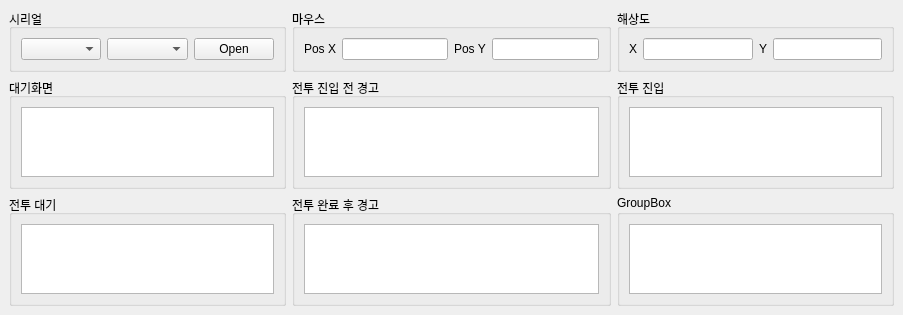
Before: the Qt Designer form UI/test.ui in KimByungSu1/pythonProject, drawn with Qt 5.
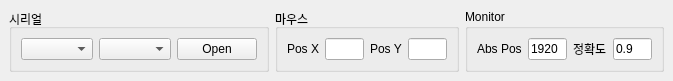
After: the same form once the commit is applied.

Patch:
```diff
--- a/UI/test.ui
+++ b/UI/test.ui
@@ -6,8 +6,8 @@
    <rect>
     <x>0</x>
     <y>0</y>
-    <width>903</width>
-    <height>299</height>
+    <width>673</width>
+    <height>73</height>
    </rect>
   </property>
   <property name="windowTitle">
@@ -15,78 +15,6 @@
   </property>
   <widget class="QWidget" name="centralwidget">
    <layout class="QGridLayout" name="gridLayout">
-    <item row="2" column="1">
-     <widget class="QGroupBox" name="groupBox_5">
-      <property name="title">
-       <string>전투 완료 후 경고</string>
-      </property>
-      <layout class="QVBoxLayout" name="verticalLayout_5">
-       <item>
-        <widget class="QListWidget" name="lw_battleAfterWarning"/>
-       </item>
-      </layout>
-     </widget>
-    </item>
-    <item row="1" column="0">
-     <widget class="QGroupBox" name="groupBox">
-      <property name="title">
-       <string>대기화면</string>
-      </property>
-      <layout class="QVBoxLayout" name="verticalLayout">
-       <item>
-        <widget class="QListWidget" name="lw_wait"/>
-       </item>
-      </layout>
-     </widget>
-    </item>
-    <item row="1" column="1">
-     <widget class="QGroupBox" name="groupBox_2">
-      <property name="title">
-       <string>전투 진입 전 경고</string>
-      </property>
-      <layout class="QVBoxLayout" name="verticalLayout_2">
-       <item>
-        <widget class="QListWidget" name="lw_battleWarning"/>
-       </item>
-      </layout>
-     </widget>
-    </item>
-    <item row="1" column="2">
-     <widget class="QGroupBox" name="groupBox_3">
-      <property name="title">
-       <string>전투 진입</string>
-      </property>
-      <layout class="QVBoxLayout" name="verticalLayout_3">
-       <item>
-        <widget class="QListWidget" name="lw_battle"/>
-       </item>
-      </layout>
-     </widget>
-    </item>
-    <item row="2" column="0">
-     <widget class="QGroupBox" name="groupBox_4">
-      <property name="title">
-       <string>전투 대기</string>
-      </property>
-      <layout class="QVBoxLayout" name="verticalLayout_4">
-       <item>
-        <widget class="QListWidget" name="lw_battleWait"/>
-       </item>
-      </layout>
-     </widget>
-    </item>
-    <item row="2" column="2">
-     <widget class="QGroupBox" name="groupBox_6">
-      <property name="title">
-       <string>GroupBox</string>
-      </property>
-      <layout class="QVBoxLayout" name="verticalLayout_7">
-       <item>
-        <widget class="QListWidget" name="listWidget_7"/>
-       </item>
-      </layout>
-     </widget>
-    </item>
     <item row="0" column="0">
      <widget class="QGroupBox" name="groupBox_7">
       <property name="title">
@@ -141,28 +69,36 @@
     <item row="0" column="2">
      <widget class="QGroupBox" name="groupBox_9">
       <property name="title">
-       <string>해상도</string>
+       <string>Monitor</string>
       </property>
       <layout class="QGridLayout" name="gridLayout_4">
        <item row="0" column="0">
         <widget class="QLabel" name="label_3">
          <property name="text">
-          <string>X</string>
+          <string>Abs Pos</string>
          </property>
         </widget>
        </item>
        <item row="0" column="1">
-        <widget class="QLineEdit" name="le_progX"/>
+        <widget class="QLineEdit" name="le_monitorPos">
+         <property name="text">
+          <string>1920</string>
+         </property>
+        </widget>
        </item>
        <item row="0" column="2">
         <widget class="QLabel" name="label_4">
          <property name="text">
-          <string>Y</string>
+          <string>정확도</string>
          </property>
         </widget>
        </item>
        <item row="0" column="3">
-        <widget class="QLineEdit" name="le_progY"/>
+        <widget class="QLineEdit" name="le_Accuracy">
+         <property name="text">
+          <string>0.9</string>
+         </property>
+        </widget>
        </item>
       </layout>
      </widget>
```
